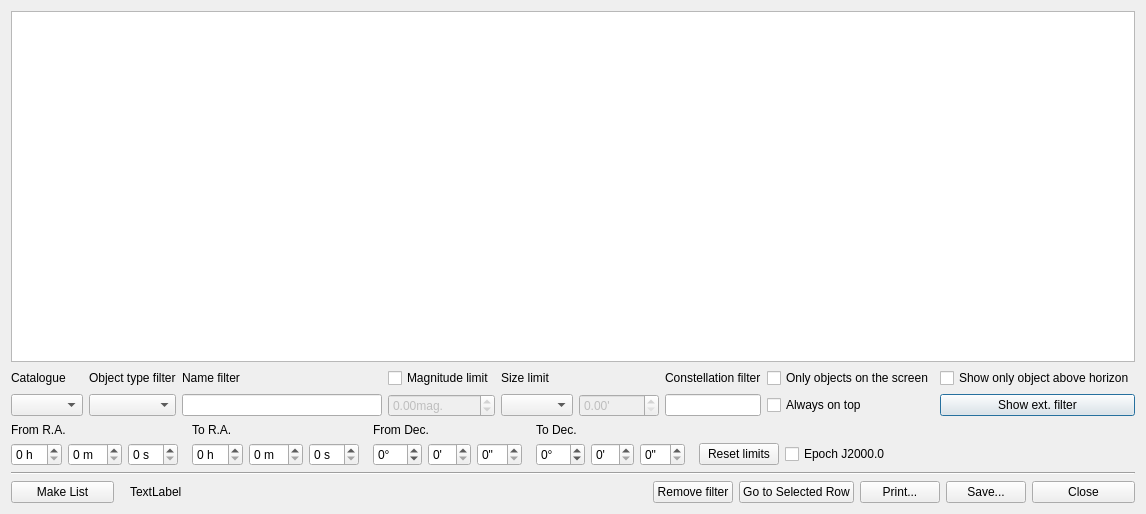
Above: cdsocatalogue.ui from PavelMr/skytechx before the change. Below: the same form after it.
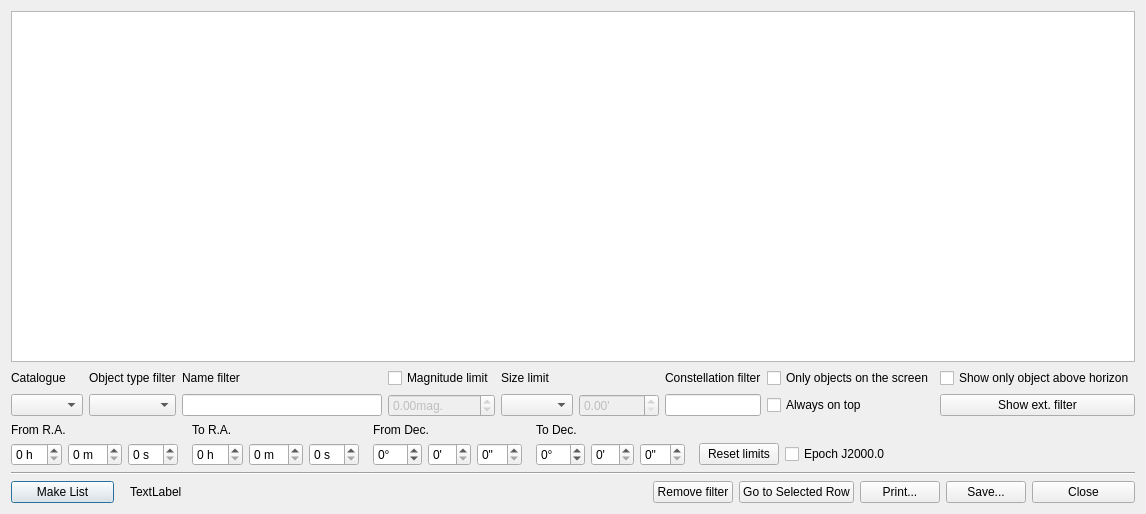
That is the form after the change.

Diff of the .ui file:
```diff
--- a/cdsocatalogue.ui
+++ b/cdsocatalogue.ui
@@ -496,6 +496,9 @@
        <property name="text">
         <string>Make List</string>
        </property>
+       <property name="default">
+        <bool>true</bool>
+       </property>
       </widget>
      </item>
      <item>
```
